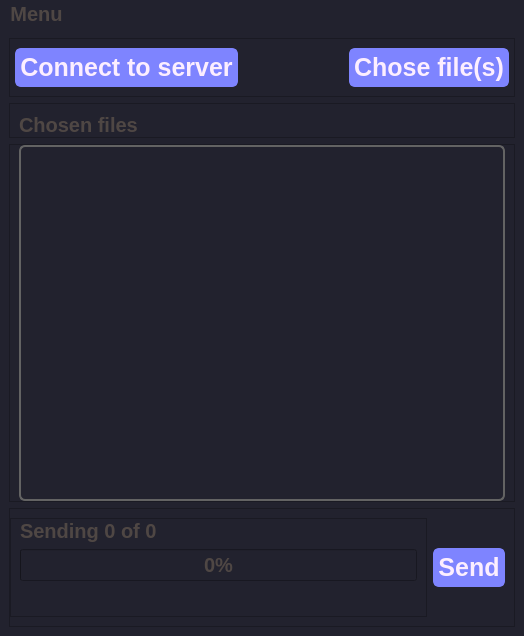
Qt form Client/mainwindow.ui (wakeUPdxxn/testForCB) before a commit.
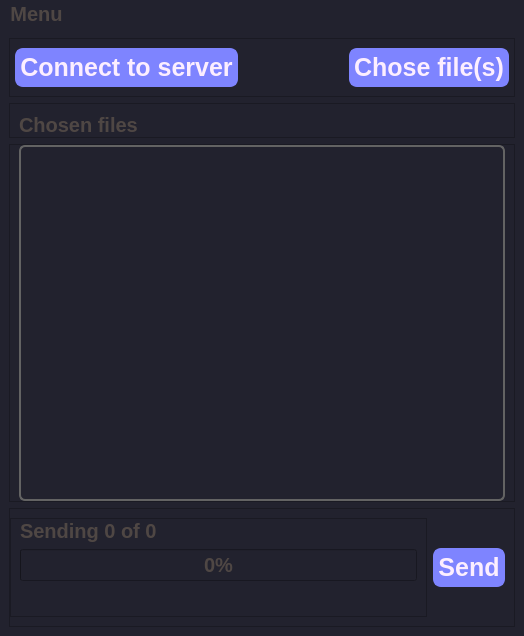
The same form after that commit.

```diff
--- a/Client/mainwindow.ui
+++ b/Client/mainwindow.ui
@@ -25,7 +25,7 @@
 color: rgb(252, 238, 255);
 background-color: rgb(126, 132, 255);               
 border: 2px solid rgb(126, 132, 255);
-border-radius: 6px;
+border-radius: 8px;
 padding: 3px;
 }
 </string>
```
